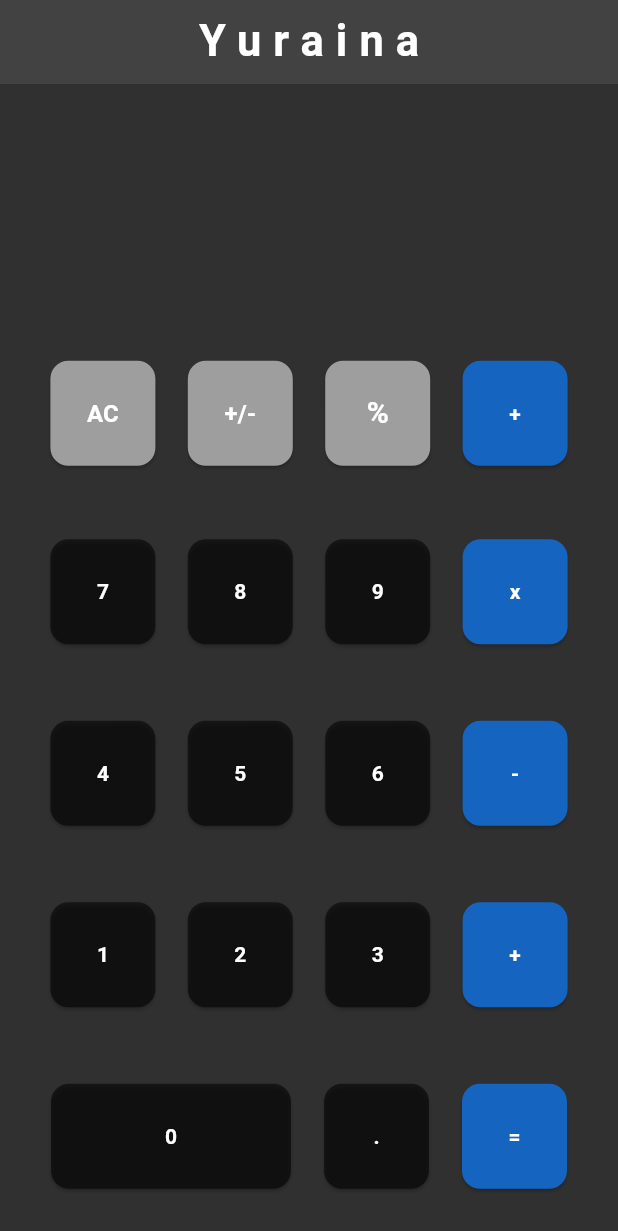
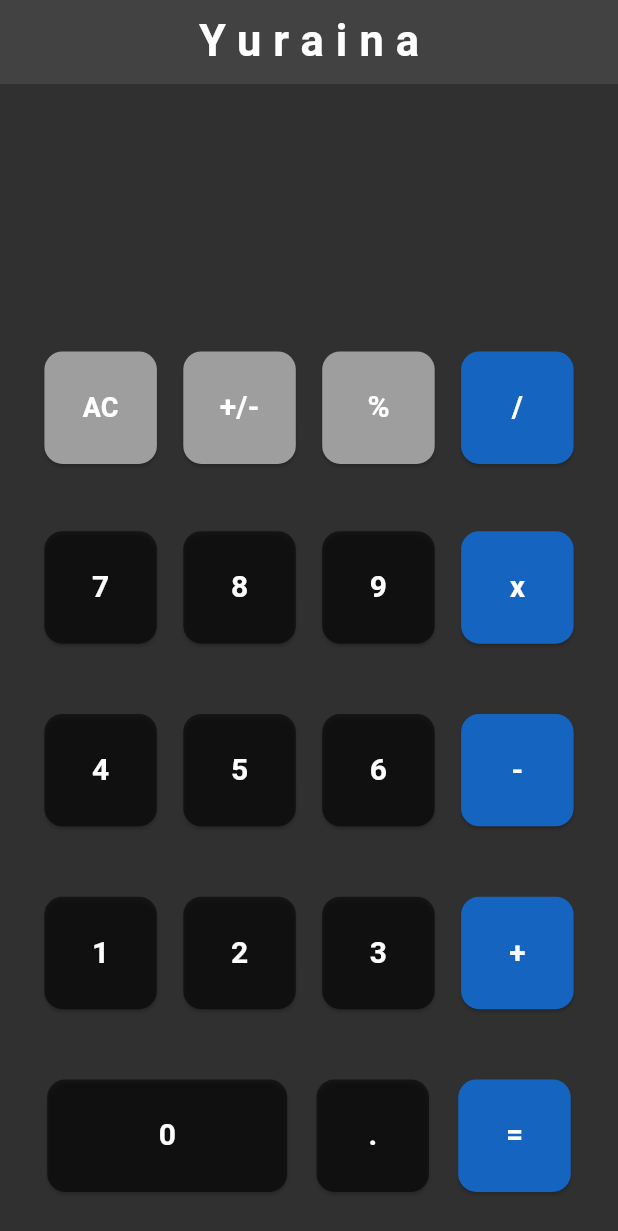
Before and after one commit to eddykofi1500/calculatorApp, a Flutter app: the screen it shows after launch, on a phone screen of 412 x 824 dp. Shown: the top 1231 px of the screen. Run offline on Flutter 3.47's test engine with Material 3 defaults, Android fonts, the phone set to English and light mode, and no system bars.

Commit message:
update button size and font size

```diff
--- a/lib/calculator_page.dart
+++ b/lib/calculator_page.dart
@@ -127,7 +127,7 @@ class _calculatorPageState extends State<calculatorPage> {
                 children: [
                   ElevatedButton(
                       style: ElevatedButton.styleFrom(
-                          fixedSize: Size(70, 70),
+                          fixedSize: Size(75, 75),
                           backgroundColor: Colors.grey[500],
                           foregroundColor: Colors.white,
                           shape: RoundedRectangleBorder(
@@ -140,7 +140,7 @@ class _calculatorPageState extends State<calculatorPage> {
                       child: Text(
                         keypads[10],
                         style: TextStyle(
-                          fontSize: 16,
+                          fontSize: 18,
                           fontWeight: FontWeight.bold,
                         ),
                       )
@@ -148,7 +148,7 @@ class _calculatorPageState extends State<calculatorPage> {
 
                   ElevatedButton(
                       style: ElevatedButton.styleFrom(
-                          fixedSize: Size(70, 70),
+                          fixedSize: Size(75, 75),
                           backgroundColor: Colors.grey[500],
                           foregroundColor: Colors.white,
                           shape: RoundedRectangleBorder(
@@ -161,7 +161,7 @@ class _calculatorPageState extends State<calculatorPage> {
                       child: Text(
                         '+/-',
                         style: TextStyle(
-                          fontSize: 16,
+                          fontSize: 20,
                             fontWeight: FontWeight.bold,
 
                         ),
@@ -170,7 +170,7 @@ class _calculatorPageState extends State<calculatorPage> {
 
                   ElevatedButton(
                       style: ElevatedButton.styleFrom(
-                          fixedSize: Size(70, 70),
+                          fixedSize: Size(75, 75),
                           backgroundColor: Colors.grey[500],
                           foregroundColor: Colors.white,
                           shape: RoundedRectangleBorder(
@@ -192,7 +192,7 @@ class _calculatorPageState extends State<calculatorPage> {
 
                   ElevatedButton(
                       style: ElevatedButton.styleFrom(
-                          fixedSize: Size(70, 70),
+                          fixedSize: Size(75, 75),
                           backgroundColor: Colors.blue[800],
                           foregroundColor: Colors.white,
                           shape: RoundedRectangleBorder(
@@ -200,12 +200,13 @@ class _calculatorPageState extends State<calculatorPage> {
                           )
                       ),
                       onPressed: (){
-                        getValueEnteredFromKeyPad(keypads.indexOf('+'));
+                        getValueEnteredFromKeyPad(keypads.indexOf('/'));
                       },
                       child: Text(
-                        '+',
+                        '/',
                         style: TextStyle(
                             fontWeight: FontWeight.bold,
+                            fontSize: 20,
 
                         ),
                       )
@@ -220,7 +221,7 @@ class _calculatorPageState extends State<calculatorPage> {
                 children: [
                       ElevatedButton(
                           style: ElevatedButton.styleFrom(
-                              fixedSize: Size(70, 70),
+                              fixedSize: Size(75, 75),
                               backgroundColor: Colors.black54,
                               foregroundColor: Colors.white,
                                 shape: RoundedRectangleBorder(
@@ -233,7 +234,7 @@ class _calculatorPageState extends State<calculatorPage> {
                           child: Text(
                               '7',
                             style: TextStyle(
-                              //fontSize: 50,
+                              fontSize: 20,
                               fontWeight: FontWeight.bold,
 
                             ),
@@ -242,7 +243,7 @@ class _calculatorPageState extends State<calculatorPage> {
 
                   ElevatedButton(
                           style: ElevatedButton.styleFrom(
-                              fixedSize: Size(70, 70),
+                              fixedSize: Size(75, 75),
                               backgroundColor: Colors.black54,
                               foregroundColor: Colors.white,
                               shape: RoundedRectangleBorder(
@@ -256,14 +257,14 @@ class _calculatorPageState extends State<calculatorPage> {
                               '8',
                               style: TextStyle(
                                 fontWeight: FontWeight.bold,
-                               // fontSize: 50
+                                fontSize: 20
                               ),
                           )
                       ),
 
                    ElevatedButton(
                           style: ElevatedButton.styleFrom(
-                              fixedSize: Size(70, 70),
+                              fixedSize: Size(75, 75),
                               backgroundColor: Colors.black54,
                               foregroundColor: Colors.white,
                               shape: RoundedRectangleBorder(
@@ -277,13 +278,13 @@ class _calculatorPageState extends State<calculatorPage> {
                          '9',
                          style: TextStyle(
                              fontWeight: FontWeight.bold,
-                            // fontSize: 50
+                             fontSize: 20
                          ),
                        )
                       ),
                   ElevatedButton(
                       style: ElevatedButton.styleFrom(
-                          fixedSize: Size(70, 70),
+                          fixedSize: Size(75, 75),
                           backgroundColor: Colors.blue[800],
                           foregroundColor: Colors.white,
                           shape: RoundedRectangleBorder(
@@ -297,7 +298,7 @@ class _calculatorPageState extends State<calculatorPage> {
                         'x',
                         style: TextStyle(
                             fontWeight: FontWeight.bold,
-                            //fontSize: 53
+                            fontSize: 20
                         ),
                       )
                   ),
@@ -309,7 +310,7 @@ class _calculatorPageState extends State<calculatorPage> {
                 children: [
                   ElevatedButton(
                       style: ElevatedButton.styleFrom(
-                          fixedSize: Size(70, 70),
+                          fixedSize: Size(75, 75),
                           backgroundColor: Colors.black54,
                           foregroundColor: Colors.white,
                           shape: RoundedRectangleBorder(
@@ -322,7 +323,7 @@ class _calculatorPageState extends State<calculatorPage> {
                       child: Text(
                         '4',
                         style: TextStyle(
-                          //fontSize: 50,
+                          fontSize: 20,
                           fontWeight: FontWeight.bold,
 
                         ),
@@ -331,7 +332,7 @@ class _calculatorPageState extends State<calculatorPage> {
 
                   ElevatedButton(
                       style: ElevatedButton.styleFrom(
-                          fixedSize: Size(70, 70),
+                          fixedSize: Size(75, 75),
                           backgroundColor: Colors.black54,
                           foregroundColor: Colors.white,
                           shape: RoundedRectangleBorder(
@@ -345,14 +346,14 @@ class _calculatorPageState extends State<calculatorPage> {
                         '5',
                         style: TextStyle(
                             fontWeight: FontWeight.bold,
-                            //fontSize: 50
+                            fontSize: 20
                         ),
                       )
                   ),
 
                   ElevatedButton(
                       style: ElevatedButton.styleFrom(
-                          fixedSize: Size(70, 70),
+                          fixedSize: Size(75, 75),
                           backgroundColor: Colors.black54,
                           foregroundColor: Colors.white,
                           shape: RoundedRectangleBorder(
@@ -366,13 +367,13 @@ class _calculatorPageState extends State<calculatorPage> {
                         '6',
                         style: TextStyle(
                             fontWeight: FontWeight.bold,
-                           // fontSize: 50
+                            fontSize: 20
                         ),
                       )
                   ),
                   ElevatedButton(
                       style: ElevatedButton.styleFrom(
-                          fixedSize: Size(70, 70),
+                          fixedSize: Size(75, 75),
                           backgroundColor: Colors.blue[800],
                           foregroundColor: Colors.white,
                           shape: RoundedRectangleBorder(
@@ -386,7 +387,7 @@ class _calculatorPageState extends State<calculatorPage> {
                         '-',
                         style: TextStyle(
                             fontWeight: FontWeight.bold,
-                            //fontSize: 53
+                            fontSize: 20
                         ),
                       )
                   ),
@@ -399,7 +400,7 @@ class _calculatorPageState extends State<calculatorPage> {
                 children: [
                   ElevatedButton(
                       style: ElevatedButton.styleFrom(
-                          fixedSize: Size(70, 70),
+                          fixedSize: Size(75, 75),
                           backgroundColor: Colors.black54,
                           foregroundColor: Colors.white,
                           shape: RoundedRectangleBorder(
@@ -412,7 +413,7 @@ class _calculatorPageState extends State<calculatorPage> {
                       child: Text(
                         '1',
                         style: TextStyle(
-                         // fontSize: 50,
+                          fontSize: 20,
                           fontWeight: FontWeight.bold,
 
                         ),
@@ -421,7 +422,7 @@ class _calculatorPageState extends State<calculatorPage> {
 
                   ElevatedButton(
                       style: ElevatedButton.styleFrom(
-                          fixedSize: Size(70, 70),
+                          fixedSize: Size(75, 75),
                           backgroundColor: Colors.black54,
                           foregroundColor: Colors.white,
                           shape: RoundedRectangleBorder(
@@ -435,14 +436,14 @@ class _calculatorPageState extends State<calculatorPage> {
                         '2',
                         style: TextStyle(
                             fontWeight: FontWeight.bold,
-                          //  fontSize: 50
+                            fontSize: 20
                         ),
                       )
                   ),
 
                   ElevatedButton(
                       style: ElevatedButton.styleFrom(
-                          fixedSize: Size(70, 70),
+                          fixedSize: Size(75, 75),
                           backgroundColor: Colors.black54,
                           foregroundColor: Colors.white,
                           shape: RoundedRectangleBorder(
@@ -456,13 +457,13 @@ class _calculatorPageState extends State<calculatorPage> {
                         '3',
                         style: TextStyle(
                             fontWeight: FontWeight.bold,
-                         //   fontSize: 50
+                            fontSize: 20
                         ),
                       )
                   ),
                   ElevatedButton(
                       style: ElevatedButton.styleFrom(
-                          fixedSize: Size(70, 70),
+                          fixedSize: Size(75, 75),
                           backgroundColor: Colors.blue[800],
                           foregroundColor: Colors.white,
                           shape: RoundedRectangleBorder(
@@ -476,21 +477,22 @@ class _calculatorPageState extends State<calculatorPage> {
                         '+',
                         style: TextStyle(
                             fontWeight: FontWeight.bold,
-                       //     fontSize: 53
+                            fontSize: 20
                         ),
                       )
                   ),
 
                 ],
               ),
+
               SizedBox(height: 12),
+
               Row(
-
                 mainAxisAlignment: MainAxisAlignment.spaceEvenly,
                 children: [
                  ElevatedButton(
                         style: ElevatedButton.styleFrom(
-                            fixedSize: Size(160, 70),
+                            fixedSize: Size(160, 75),
                             backgroundColor: Colors.black54,
                             foregroundColor: Colors.white,
                             shape: RoundedRectangleBorder(
@@ -503,7 +505,7 @@ class _calculatorPageState extends State<calculatorPage> {
                         child: Text(
                           '0',
                           style: TextStyle(
-                           // fontSize: 50,
+                            fontSize: 20,
                             fontWeight: FontWeight.bold,
 
                           ),
@@ -512,7 +514,7 @@ class _calculatorPageState extends State<calculatorPage> {
 
                        ElevatedButton(
                         style: ElevatedButton.styleFrom(
-                            fixedSize: Size(70, 70),
+                            fixedSize: Size(75, 75),
                             backgroundColor: Colors.black54,
                             foregroundColor: Colors.white,
                             shape: RoundedRectangleBorder(
@@ -526,7 +528,7 @@ class _calculatorPageState extends State<calculatorPage> {
                           '.',
                           style: TextStyle(
                               fontWeight: FontWeight.bold,
-                          //    fontSize: 50
+                              fontSize: 20
                           ),
                         )
                     ),
@@ -536,7 +538,7 @@ class _calculatorPageState extends State<calculatorPage> {
                         style: ElevatedButton.styleFrom(
                             backgroundColor: Colors.blue[800],
                             foregroundColor: Colors.white,
-                            fixedSize: Size(70, 70),
+                            fixedSize: Size(75, 75),
                             shape: RoundedRectangleBorder(
                                 borderRadius: BorderRadius.circular(12.0)
                             )
@@ -548,31 +550,10 @@ class _calculatorPageState extends State<calculatorPage> {
                           '=',
                           style: TextStyle(
                               fontWeight: FontWeight.bold,
-                          //    fontSize: 50
+                              fontSize: 20
                           ),
                         )
                     ),
-
-                  // ElevatedButton(
-                  //     style: ElevatedButton.styleFrom(
-                  //         fixedSize: Size(70, 70),
-                  //         foregroundColor: Colors.black,
-                  //         shape: RoundedRectangleBorder(
-                  //             borderRadius: BorderRadius.circular(12.0)
-                  //         )
-                  //     ),
-                  //     onPressed: (){
-                  //       getValueEnteredFromKeyPad(keypads.indexOf('/'));
-                  //     },
-                  //     child: Text(
-                  //       '/',
-                  //       style: TextStyle(
-                  //           fontWeight: FontWeight.bold,
-                  //         //  fontSize: 53
-                  //       ),
-                  //     )
-                  // ),
-
                 ],
               )
             ],
```
